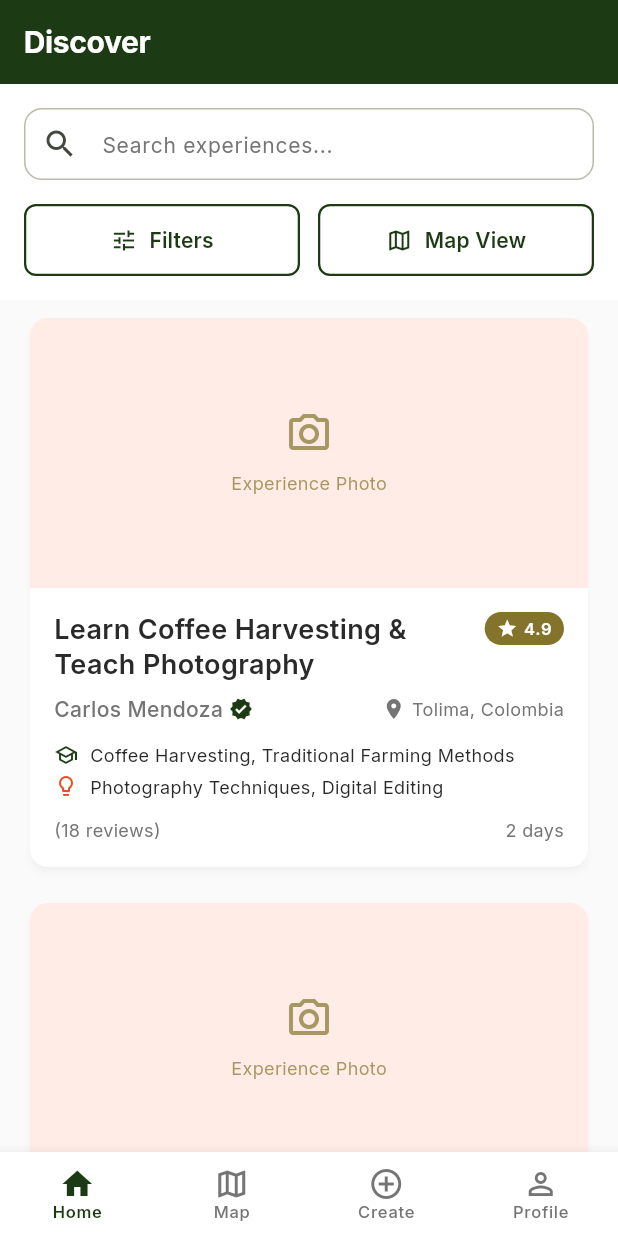
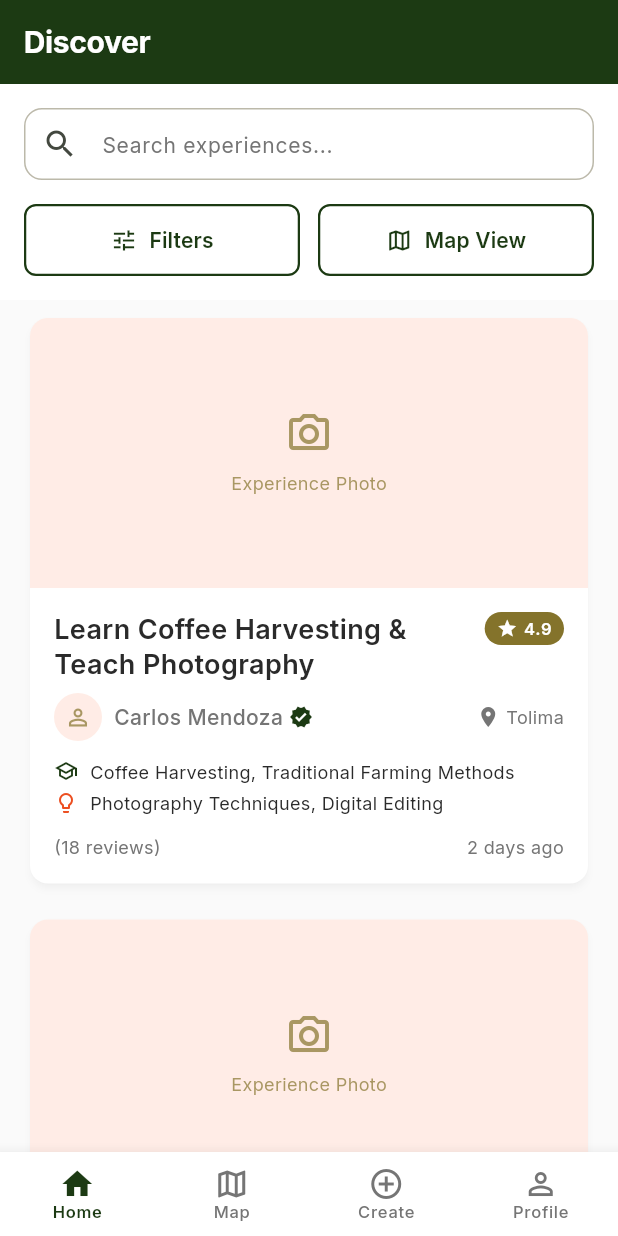
Before and after one commit to ISIS3510-G34-S3/Flutter-G34, a Flutter app: the DiscoverScreen screen opened by its route, on a phone screen of 412 x 824 dp. Run offline on Flutter 3.47's test engine with Material 3 defaults, Android fonts, the light colour scheme and no system bars; our stand-ins replace go_router, google_fonts.

Commit message:
MockData Adjustments

```diff
--- a/lib/features/experience/booking_screen.dart
+++ b/lib/features/experience/booking_screen.dart
@@ -73,19 +73,19 @@ class _BookingScreenState extends State<BookingScreen> {
                         ),
                       ),
                       Text(
-                        experience.host.name,
+                        experience.hostName,
                         style: AppTypography.bodySmall.copyWith(
                           color: AppColors.textSecondary,
                         ),
                       ),
                       Text(
-                        experience.location,
+                        experience.department ,
                         style: AppTypography.bodySmall.copyWith(
                           color: AppColors.textSecondary,
                         ),
                       ),
                       Text(
-                        '${experience.duration} • ${experience.category}',
+                        '${experience.duration} days • ${experience.categories.isNotEmpty ? experience.categories.first : 'Experience'}',
                         style: AppTypography.bodySmall.copyWith(
                           color: AppColors.textSecondary,
                         ),
--- a/lib/features/experience/detail_screen.dart
+++ b/lib/features/experience/detail_screen.dart
@@ -144,7 +144,7 @@ class ExperienceDetailScreen extends StatelessWidget {
                     ),
                     const SizedBox(width: 4),
                     Text(
-                      '${experience.rating} (${experience.reviewCount} reviews)',
+                      '${experience.avgRating} (${experience.reviewsCount} reviews)',
                       style: AppTypography.labelMedium.copyWith(
                         color: AppColors.white,
                         fontWeight: FontWeight.w600,
@@ -166,7 +166,7 @@ class ExperienceDetailScreen extends StatelessWidget {
                   ),
                   const SizedBox(width: 4),
                   Text(
-                    experience.location,
+                    experience.department,
                     style: AppTypography.bodyMedium.copyWith(
                       color: AppColors.textSecondary,
                     ),
@@ -181,6 +181,9 @@ class ExperienceDetailScreen extends StatelessWidget {
   }
 
   Widget _buildHostSection(Experience experience) {
+    final host = experience.host;
+    if (host == null) return const SizedBox.shrink();
+
     return Container(
       margin: const EdgeInsets.symmetric(horizontal: 16),
       padding: const EdgeInsets.all(16),
@@ -216,12 +219,12 @@ class ExperienceDetailScreen extends StatelessWidget {
                 Row(
                   children: [
                     Text(
-                      experience.host.name,
+                      host.name,
                       style: AppTypography.titleSmall.copyWith(
                         color: AppColors.textPrimary,
                       ),
                     ),
-                    if (experience.host.isVerified) ...[
+                    if (host.isVerified) ...[
                       const SizedBox(width: 8),
                       const Icon(
                         Icons.verified,
@@ -235,7 +238,7 @@ class ExperienceDetailScreen extends StatelessWidget {
                 const SizedBox(height: 4),
 
                 Text(
-                  'Host since ${experience.host.memberSince}',
+                  'Host since ${experience.hostMemberSince.year}',
                   style: AppTypography.bodySmall.copyWith(
                     color: AppColors.textSecondary,
                   ),
@@ -248,7 +251,7 @@ class ExperienceDetailScreen extends StatelessWidget {
                   spacing: 16,
                   children: [
                     Text(
-                      'Verified • Speaks ${experience.host.languages.length} languages • ${experience.host.responseRate} response rate',
+                      '${experience.isHostVerified ? 'Verified' : 'Unverified'} • Speaks ${experience.hostLanguages.length} languages • ${experience.hostResponseRate} response rate',
                       style: AppTypography.bodySmall.copyWith(
                         color: AppColors.textSecondary,
                       ),
@@ -277,7 +280,7 @@ class ExperienceDetailScreen extends StatelessWidget {
           ),
           const SizedBox(height: 12),
           Text(
-            experience.description,
+            experience.summary,
             style: AppTypography.bodyMedium.copyWith(
               color: AppColors.textPrimary,
               height: 1.6,
@@ -404,6 +407,9 @@ class ExperienceDetailScreen extends StatelessWidget {
   }
 
   Widget _buildBottomActions(BuildContext context, Experience experience) {
+    final host = experience.host;
+    if (host == null) return const SizedBox.shrink();
+
     return Container(
       padding: const EdgeInsets.all(16),
       decoration: BoxDecoration(
@@ -422,7 +428,7 @@ class ExperienceDetailScreen extends StatelessWidget {
             // Message Host button
             Expanded(
               child: OutlinedButton.icon(
-                onPressed: () => _messageHost(context, experience.host.id),
+                onPressed: () => _messageHost(context, host.id),
                 icon: const Icon(Icons.message_outlined),
                 label: const Text('Message Host'),
                 style: OutlinedButton.styleFrom(
--- a/lib/features/map/map_screen.dart
+++ b/lib/features/map/map_screen.dart
@@ -239,7 +239,7 @@ class _MapScreenState extends State<MapScreen> {
                             ),
                             const SizedBox(width: 4),
                             Text(
-                              experience.rating.toString(),
+                              experience.avgRating.toString(),
                               style: AppTypography.labelSmall.copyWith(
                                 color: AppColors.white,
                                 fontWeight: FontWeight.w600,
@@ -257,13 +257,13 @@ class _MapScreenState extends State<MapScreen> {
                   Row(
                     children: [
                       Text(
-                        experience.host.name,
+                        experience.hostName,
                         style: AppTypography.bodyMedium.copyWith(
                           color: AppColors.textSecondary,
                           fontWeight: FontWeight.w500,
                         ),
                       ),
-                      if (experience.host.isVerified) ...[
+                      if (experience.isHostVerified) ...[
                         const SizedBox(width: 4),
                         const Icon(
                           Icons.verified,
@@ -279,7 +279,7 @@ class _MapScreenState extends State<MapScreen> {
                       ),
                       const SizedBox(width: 4),
                       Text(
-                        experience.location,
+                        experience.department,
                         style: AppTypography.bodySmall.copyWith(
                           color: AppColors.textSecondary,
                         ),
--- a/lib/mock/mock_data.dart
+++ b/lib/mock/mock_data.dart
@@ -4,7 +4,7 @@ class Host {
   final String name;
   final String email;
   final bool isVerified;
-  final String memberSince;
+  final DateTime memberSince;
   final List<String> languages;
   final String responseRate;
   final String about;
@@ -28,35 +28,74 @@ class Host {
 class Experience {
   final String id;
   final String title;
-  final String description;
-  final Host host;
-  final String location;
-  final double rating;
-  final int reviewCount;
-  final String duration;
+  final String summary;
+  final String hostId;
+  final bool hostVerified;
+  final Map<String, double> location;
+  final String department;
+  final double avgRating;
+  final int reviewsCount;
+  final int duration;
   final List<String> skillsToLearn;
   final List<String> skillsToTeach;
-  final String category;
-  final String timeAgo;
-  final double latitude;
-  final double longitude;
+  final List<String> categories;
+  final DateTime createdAt;
+  final int priceCOP;
+  final int groupSizeMax;
+  final List<String> paymentOptions;
+  final bool isActive;
 
   const Experience({
     required this.id,
     required this.title,
-    required this.description,
-    required this.host,
+    required this.summary,
+    required this.hostId,
+    required this.hostVerified,
     required this.location,
-    required this.rating,
-    required this.reviewCount,
+    required this.department,
+    required this.avgRating,
+    required this.reviewsCount,
     required this.duration,
     required this.skillsToLearn,
     required this.skillsToTeach,
-    required this.category,
-    required this.timeAgo,
-    required this.latitude,
-    required this.longitude,
+    required this.categories,
+    required this.createdAt,
+    required this.priceCOP,
+    required this.groupSizeMax,
+    required this.paymentOptions,
+    required this.isActive,
   });
+
+  // Helper to get host object
+  Host? get host {
+    return MockData.getHostById(hostId);
+  }
+
+  // Safe helper methods for host data with fallbacks
+  String get hostName {
+    final hostData = MockData.getHostById(hostId);
+    return hostData?.name ?? 'Unknown Host';
+  }
+
+  bool get isHostVerified {
+    final hostData = MockData.getHostById(hostId);
+    return hostData?.isVerified ?? false;
+  }
+
+  List<String> get hostLanguages {
+    final hostData = MockData.getHostById(hostId);
+    return hostData?.languages ?? ['Unknown'];
+  }
+
+  String get hostResponseRate {
+    final hostData = MockData.getHostById(hostId);
+    return hostData?.responseRate ?? '0%';
+  }
+
+  DateTime get hostMemberSince {
+    final hostData = MockData.getHostById(hostId);
+    return hostData?.memberSince ?? DateTime(2020);
+  }
 }
 
 class MapPin {
@@ -110,14 +149,14 @@ class Message {
 /// Mock data provider
 class MockData {
   /// Mock hosts data
-  static const List<Host> hosts = [
+  static final List<Host> hosts = [
     Host(
       id: 'host_1',
       name: 'Carlos Mendoza',
       email: 'carlos.mendoza@email.com',
       isVerified: true,
-      memberSince: '2019',
-      languages: ['Spanish (Native)', 'English (Fluent)', 'Portuguese (Basic)'],
+      memberSince: DateTime(2019),
+      languages: ['es', 'en'],
       responseRate: '98%',
       about:
           'Passionate coffee farmer and photography enthusiast from the Colombian mountains. I love sharing traditional farming methods and teaching sustainable coffee harvesting techniques.',
@@ -129,8 +168,8 @@ class MockData {
       name: 'María Gutierrez',
       email: 'maria.gutierrez@email.com',
       isVerified: true,
-      memberSince: '2020',
-      languages: ['Spanish (Native)', 'English (Intermediate)'],
+      memberSince: DateTime(2020),
+      languages: ['es'],
       responseRate: '95%',
       about:
           'Local fishing guide and English teacher from Honda, Colombia. I enjoy sharing our river culture and helping visitors practice their Spanish conversation skills.',
@@ -142,13 +181,8 @@ class MockData {
       name: 'Ana Sofia Rodriguez',
       email: 'ana.sofia@email.com',
       isVerified: false,
-      memberSince: '2024',
-      languages: [
-        'Spanish (Native)',
-        'English (Fluent)',
-        'Portuguese (Basic)',
-        'French (Learning)'
-      ],
+      memberSince: DateTime(2024),
+      languages: ['es', 'en', 'pt', 'fr'],
       responseRate: '100%',
       about:
           'Passionate about Colombian culture and digital design. Love connecting with travelers and sharing our beautiful traditions. I have been hosting experiences for over 3 years and enjoy meeting people from around the world.',
@@ -161,70 +195,108 @@ class MockData {
     Experience(
       id: 'exp_1',
       title: 'Learn Coffee Harvesting & Teach Photography',
-      description:
+      summary:
           'Experience traditional coffee harvesting in the mountains while sharing your photography skills with local farmers',
-      host: hosts[0],
-      location: 'Tolima, Colombia',
-      rating: 4.9,
-      reviewCount: 18,
-      duration: '3 hours',
+      hostId: 'host_1',
+      hostVerified: true,
+      department: 'Tolima',
+      location: {"latitude": 4.4389, "longitude": -75.2322},
+      avgRating: 4.9,
+      reviewsCount: 18,
+      duration: 3,
       skillsToLearn: ['Coffee Harvesting', 'Traditional Farming Methods'],
       skillsToTeach: ['Photography Techniques', 'Digital Editing'],
-      category: 'Agriculture',
-      timeAgo: '2 days',
-      latitude: 4.4389,
-      longitude: -75.2322,
+      categories: ['Agriculture', 'Outdoor'],
+      createdAt: DateTime.now().subtract(const Duration(days: 2)),
+      priceCOP: 150000,
+      groupSizeMax: 6,
+      paymentOptions: ['cash', 'card'],
+      isActive: true,
     ),
     Experience(
       id: 'exp_2',
       title: 'Fishing on Magdalena River & Practice English',
-      description:
+      summary:
           'Join local fishermen on the Magdalena River while practicing English conversation and learning traditional fishing methods',
-      host: hosts[1],
-      location: 'Honda, Colombia',
-      rating: 4.7,
-      reviewCount: 12,
-      duration: '4 hours',
+      hostId: 'host_2',
+      hostVerified: true,
+      department: 'Tolima',
+      location: {"latitude": 5.2084, "longitude": -74.7372},
+      avgRating: 4.7,
+      reviewsCount: 12,
+      duration: 4,
       skillsToLearn: ['Traditional Fishing', 'River Navigation'],
       skillsToTeach: ['English Conversation', 'Cultural Exchange'],
-      category: 'Outdoor',
-      timeAgo: '1 week',
-      latitude: 5.2084,
-      longitude: -74.7372,
+      categories: ['Outdoor', 'Culture'],
+      createdAt: DateTime.now().subtract(const Duration(days: 7)),
+      priceCOP: 100000,
+      groupSizeMax: 4,
+      paymentOptions: ['cash'],
+      isActive: true,
     ),
     Experience(
       id: 'exp_3',
       title: 'Colombian Cooking & Digital Design Workshop',
-      description:
+      summary:
           'Learn to cook traditional Colombian dishes while teaching modern digital design techniques',
-      host: hosts[2],
-      location: 'Bogotá, Colombia',
-      rating: 4.8,
-      reviewCount: 24,
-      duration: '5 hours',
+      hostId: 'host_3',
+      hostVerified: false,
+      department: 'Bogotá D.C.',
+      location: {"latitude": 4.7110, "longitude": -74.0721},
+      avgRating: 4.8,
+      reviewsCount: 24,
+      duration: 5,
       skillsToLearn: ['Colombian Cuisine', 'Traditional Recipes'],
       skillsToTeach: ['UI/UX Design', 'Adobe Creative Suite'],
-      category: 'Culinary',
-      timeAgo: '3 days',
-      latitude: 4.7110,
-      longitude: -74.0721,
+      categories: ['Culinary', 'Technology'],
+      createdAt: DateTime.now().subtract(const Duration(days: 3)),
+      priceCOP: 200000,
+      groupSizeMax: 10,
+      paymentOptions: ['card'],
+      isActive: true,
     ),
     Experience(
       id: 'exp_4',
       title: 'Salsa Dancing & Language Exchange',
-      description:
+      summary:
           'Learn authentic Colombian salsa moves while practicing Spanish conversation with local dancers',
-      host: hosts[2],
-      location: 'Cali, Colombia',
-      rating: 4.6,
-      reviewCount: 31,
-      duration: '2 hours',
+      hostId: 'host_3',
+      hostVerified: false,
+      department: 'Valle del Cauca',
+      location: {"latitude": 3.4516, "longitude": -76.5320},
+      avgRating: 4.6,
+      reviewsCount: 31,
+      duration: 2,
       skillsToLearn: ['Salsa Dancing', 'Colombian Rhythms'],
       skillsToTeach: ['Foreign Languages', 'Cultural Exchange'],
-      category: 'Arts',
-      timeAgo: '5 days',
-      latitude: 3.4516,
-      longitude: -76.5320,
+      categories: ['Arts', 'Culture'],
+      createdAt: DateTime.now().subtract(const Duration(days: 5)),
+      priceCOP: 80000,
+      groupSizeMax: 12,
+      paymentOptions: ['cash', 'card'],
+      isActive: true,
+    ),
+    // Example experience with non-existent host (to test robustness)
+    Experience(
+      id: 'exp_5',
+      title: 'Mountain Hiking & Survival Skills',
+      summary:
+          'Join an adventurous mountain hiking experience while learning essential survival skills',
+      hostId: 'host_nonexistent', // This host doesn't exist in the hosts collection
+      hostVerified: false,
+      department: 'Santander',
+      location: {"latitude": 7.1193, "longitude": -73.1227},
+      avgRating: 4.5,
+      reviewsCount: 8,
+      duration: 2,
+      skillsToLearn: ['Survival Skills', 'Mountain Navigation'],
+      skillsToTeach: ['First Aid', 'Emergency Response'],
+      categories: ['Adventure', 'Outdoor'],
+      createdAt: DateTime.now().subtract(const Duration(days: 1)),
+      priceCOP: 180000,
+      groupSizeMax: 6,
+      paymentOptions: ['cash'],
+      isActive: true,
     ),
   ];
 
@@ -256,6 +328,13 @@ class MockData {
       latitude: 3.4516,
       longitude: -76.5320,
       type: 'secondary',
+    ),
+    MapPin(
+      id: 'pin_5',
+      experienceId: 'exp_5',
+      latitude: 7.1193,
+      longitude: -73.1227,
+      type: 'primary',
     ),
   ];
 
@@ -338,27 +417,27 @@ class MockData {
       filtered = filtered
           .where((exp) =>
               exp.title.toLowerCase().contains(searchQuery.toLowerCase()) ||
-              exp.description
+              exp.summary
                   .toLowerCase()
                   .contains(searchQuery.toLowerCase()) ||
-              exp.location.toLowerCase().contains(searchQuery.toLowerCase()))
+              exp.department.toLowerCase().contains(searchQuery.toLowerCase()))
           .toList();
     }
 
     if (categories != null && categories.isNotEmpty) {
       filtered =
-          filtered.where((exp) => categories.contains(exp.category)).toList();
+          filtered.where((exp) => exp.categories.any(categories.contains)).toList();
     }
 
     if (regions != null && regions.isNotEmpty) {
       filtered = filtered
           .where(
-              (exp) => regions.any((region) => exp.location.contains(region)))
+              (exp) => regions.any((region) => exp.department.contains(region)))
           .toList();
     }
 
     // Sort by rating by default
-    filtered.sort((a, b) => b.rating.compareTo(a.rating));
+    filtered.sort((a, b) => b.avgRating.compareTo(a.avgRating));
 
     return filtered;
   }
@@ -377,8 +456,16 @@ class MockData {
     try {
       return hosts.firstWhere((host) => host.id == id);
     } catch (e) {
+      // Host not found in collection
+      // In a real app, this would log the error for debugging
+      // print('Host with id $id not found in hosts collection');
       return null;
     }
+  }
+
+  /// Check if host exists in the collection
+  static bool hostExists(String hostId) {
+    return hosts.any((host) => host.id == hostId);
   }
 
   /// Get reviews for experience
@@ -411,13 +498,10 @@ class MockData {
 
   /// Available regions for filtering
   static const List<String> regions = [
-    'Bogotá',
-    'Medellín',
-    'Cali',
-    'Cartagena',
+    'Bogotá D.C.',
+    'Valle del Cauca',
+    'Antioquia',
     'Tolima',
-    'Honda',
-    'Antioquia',
   ];
 
   /// Available languages for filtering
--- a/lib/widgets/experience_card.dart
+++ b/lib/widgets/experience_card.dart
@@ -127,7 +127,7 @@ class ExperienceCard extends StatelessWidget {
               ),
               const SizedBox(width: 4),
               Text(
-                experience.rating.toString(),
+                experience.avgRating.toString(),
                 style: AppTypography.labelSmall.copyWith(
                   color: AppColors.white,
                   fontWeight: FontWeight.w600,
@@ -143,18 +143,35 @@ class ExperienceCard extends StatelessWidget {
   Widget _buildHostSection() {
     return Row(
       children: [
+        // Avatar placeholder
+        Container(
+          width: 32,
+          height: 32,
+          decoration: BoxDecoration(
+            color: AppColors.peach.withValues(alpha: 0.3),
+            shape: BoxShape.circle,
+          ),
+          child: Icon(
+            Icons.person_outline,
+            size: 18,
+            color: AppColors.oliveGold.withValues(alpha: 0.7),
+          ),
+        ),
+
+        const SizedBox(width: 8),
+
         // Host name with verified check
         Expanded(
           child: Row(
             children: [
               Text(
-                experience.host.name,
+                experience.hostName,
                 style: AppTypography.bodyMedium.copyWith(
                   color: AppColors.textSecondary,
                   fontWeight: FontWeight.w500,
                 ),
               ),
-              if (experience.host.isVerified) ...[
+              if (experience.isHostVerified) ...[
                 const SizedBox(width: 4),
                 const Icon(
                   Icons.verified,
@@ -178,7 +195,7 @@ class ExperienceCard extends StatelessWidget {
             ),
             const SizedBox(width: 4),
             Text(
-              experience.location,
+              experience.department,
               style: AppTypography.bodySmall.copyWith(
                 color: AppColors.textSecondary,
               ),
@@ -253,7 +270,7 @@ class ExperienceCard extends StatelessWidget {
       children: [
         // Review count
         Text(
-          '(${experience.reviewCount} reviews)',
+          '(${experience.reviewsCount} reviews)',
           style: AppTypography.bodySmall.copyWith(
             color: AppColors.textSecondary,
           ),
@@ -261,7 +278,7 @@ class ExperienceCard extends StatelessWidget {
 
         // Time ago
         Text(
-          experience.timeAgo,
+          '${DateTime.now().difference(experience.createdAt).inDays} days ago',
           style: AppTypography.bodySmall.copyWith(
             color: AppColors.textSecondary,
           ),
```
